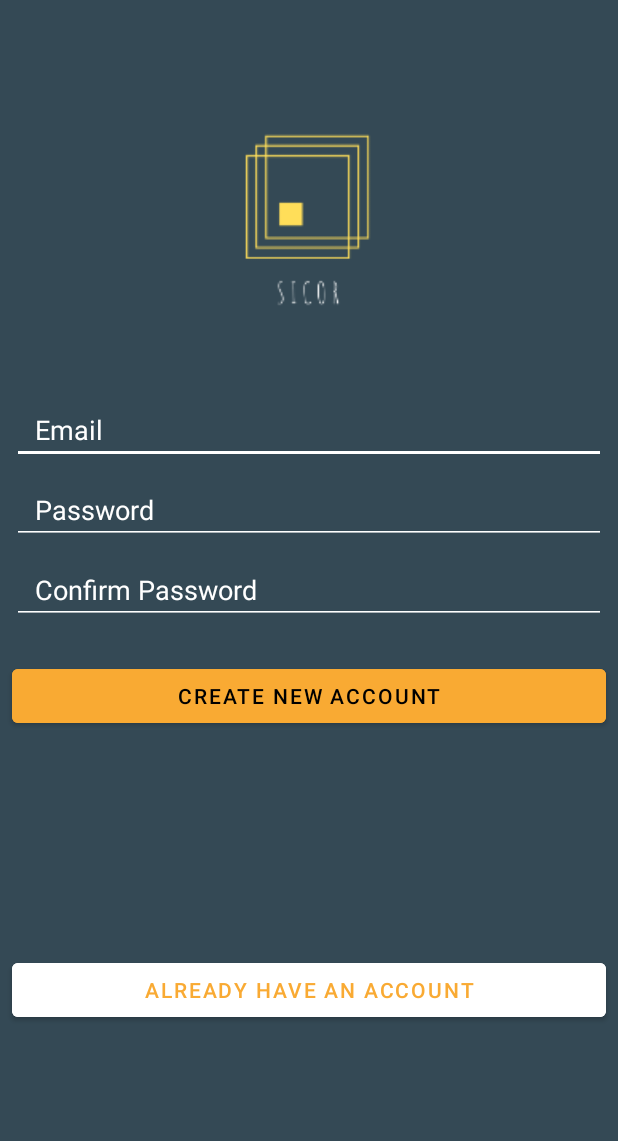
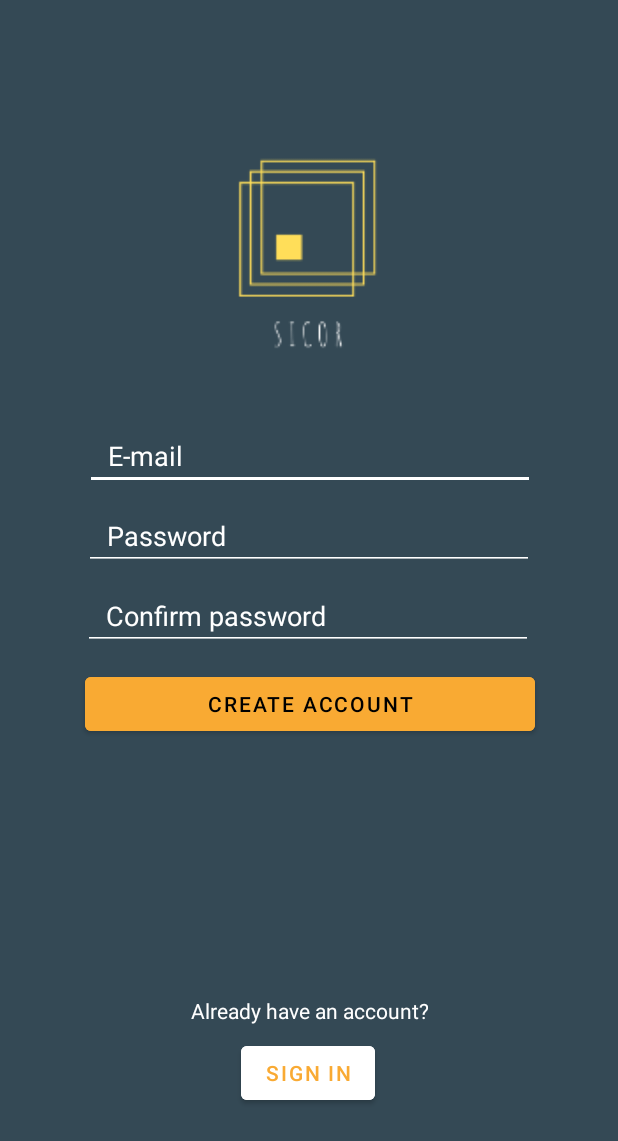
Before and after one commit to menjivar98/ProyectoSicor, an Android app: the RegisterActivity screen opened directly, with no data from a screen before it, on a phone screen of 412 x 824 dp. Shown: the top 1141 px of the screen. Run offline under Robolectric (Android 15) with nearby library versions, the phone set to English and light mode, and no system bars; our stand-ins replace Firebase (no records; nobody signed in at launch, a user with empty details on screens opened directly); 1 statement that could not run was skipped.

Commit message:
Se 'Mejoro' el Sign in y el Sign up

```diff
--- a/app/src/main/res/layout/activity_register.xml
+++ b/app/src/main/res/layout/activity_register.xml
@@ -26,11 +26,11 @@
 
     <ImageView
         android:id="@+id/imageView2"
-        android:layout_width="200dp"
-        android:layout_height="200dp"
+        android:layout_width="244dp"
+        android:layout_height="221dp"
         android:layout_marginStart="8dp"
         android:layout_marginLeft="8dp"
-        android:layout_marginTop="24dp"
+        android:layout_marginTop="36dp"
         android:layout_marginEnd="8dp"
         android:layout_marginRight="8dp"
         android:src="@drawable/splash1"
@@ -41,11 +41,10 @@
 
     <EditText
         android:id="@+id/reg_email"
-        android:layout_width="0dp"
+        android:layout_width="300dp"
         android:layout_height="wrap_content"
         android:layout_marginStart="8dp"
         android:layout_marginLeft="8dp"
-        android:layout_marginTop="16dp"
         android:layout_marginEnd="8dp"
         android:layout_marginRight="8dp"
         android:backgroundTint="@color/White"
@@ -57,13 +56,13 @@
         android:textColorHint="@color/White"
         android:textSize="18sp"
         app:layout_constraintEnd_toEndOf="parent"
-        app:layout_constraintHorizontal_bias="0.0"
+        app:layout_constraintHorizontal_bias="0.505"
         app:layout_constraintStart_toStartOf="parent"
         app:layout_constraintTop_toBottomOf="@+id/imageView2" />
 
     <EditText
         android:id="@+id/password_reg"
-        android:layout_width="0dp"
+        android:layout_width="300dp"
         android:layout_height="wrap_content"
         android:layout_marginStart="8dp"
         android:layout_marginLeft="8dp"
@@ -78,13 +77,12 @@
         android:textColorHint="@color/White"
         android:textSize="18sp"
         app:layout_constraintEnd_toEndOf="parent"
-        app:layout_constraintHorizontal_bias="0.0"
         app:layout_constraintStart_toStartOf="parent"
         app:layout_constraintTop_toBottomOf="@+id/reg_email" />
 
     <EditText
         android:id="@+id/password_reg_2"
-        android:layout_width="0dp"
+        android:layout_width="300dp"
         android:layout_height="wrap_content"
         android:layout_marginStart="8dp"
         android:layout_marginLeft="8dp"
@@ -101,45 +99,59 @@
         android:textSize="18sp"
         app:layout_constraintBottom_toTopOf="@+id/reg_btn"
         app:layout_constraintEnd_toEndOf="parent"
-        app:layout_constraintHorizontal_bias="0.0"
+        app:layout_constraintHorizontal_bias="0.494"
         app:layout_constraintStart_toStartOf="parent"
         app:layout_constraintTop_toBottomOf="@+id/password_reg"
         app:layout_constraintVertical_bias="0.075" />
 
     <Button
         android:id="@+id/reg_btn"
-        android:layout_width="0dp"
+        android:layout_width="300dp"
         android:layout_height="wrap_content"
         android:layout_marginStart="8dp"
         android:layout_marginLeft="8dp"
-        android:layout_marginTop="24dp"
+        android:layout_marginTop="12dp"
         android:layout_marginEnd="8dp"
         android:layout_marginRight="8dp"
         android:backgroundTint="@color/Secondary"
         android:text="@string/btn_register"
         android:textColor="#000000"
         app:layout_constraintEnd_toEndOf="parent"
+        app:layout_constraintHorizontal_bias="0.505"
         app:layout_constraintStart_toStartOf="parent"
         app:layout_constraintTop_toBottomOf="@+id/password_reg_2" />
 
 
+    <TextView
+        android:id="@+id/tv_have_one"
+        android:layout_width="wrap_content"
+        android:layout_height="wrap_content"
+        android:layout_marginBottom="8dp"
+        android:gravity="center"
+        android:text="Already have an account?"
+        android:textColor="@color/White"
+        app:layout_constraintBottom_toTopOf="@+id/btn_reg_back"
+        app:layout_constraintEnd_toEndOf="parent"
+        app:layout_constraintStart_toStartOf="parent" />
+
     <Button
         android:id="@+id/btn_reg_back"
-        android:layout_width="0dp"
+        android:layout_width="wrap_content"
         android:layout_height="wrap_content"
-        android:layout_marginStart="8dp"
-        android:layout_marginLeft="8dp"
-        android:layout_marginTop="16dp"
-        android:layout_marginEnd="8dp"
-        android:layout_marginRight="8dp"
+        android:layout_marginStart="16dp"
+        android:layout_marginLeft="16dp"
+        android:layout_marginEnd="16dp"
+        android:layout_marginRight="16dp"
         android:layout_marginBottom="8dp"
-        android:backgroundTint="#ffffff"
+        android:backgroundTint="@color/White"
         android:text="@string/btn_register_2"
         android:textColor="@color/Secondary"
         app:layout_constraintBottom_toBottomOf="parent"
         app:layout_constraintEnd_toEndOf="parent"
+        app:layout_constraintHorizontal_bias="0.498"
         app:layout_constraintStart_toStartOf="parent"
-        app:layout_constraintTop_toBottomOf="@+id/reg_btn" />
+        app:layout_constraintTop_toBottomOf="@+id/reg_btn"
+        app:layout_constraintVertical_bias="0.72" />
 
 
 </androidx.constraintlayout.widget.ConstraintLayout>
--- a/app/src/main/res/values/strings.xml
+++ b/app/src/main/res/values/strings.xml
@@ -1,21 +1,21 @@
 <resources>
     <string name="app_name">Sicor</string>
-    <string name="Login_Email">Email</string>
+    <string name="Login_Email">E-mail</string>
     <string name="password_login">Password</string>
-    <string name="btn_login">LOGIN TO ACCOUNT</string>
+    <string name="btn_login">Log in</string>
     <string name="action_search">Search</string>
-    <string name="action_setting">Account Settings</string>
+    <string name="action_setting">Account settings</string>
     <string name="action_logout">Logout</string>
-    <string name="btn_register_2">Already have an Account</string>
-    <string name="btn_register">Create new Account</string>
-    <string name="reg_confirm_password">Confirm Password</string>
-    <string name="text_of_btn_setup">SAVE ACCOUNT SETTINGS</string>
-    <string name="post_hint">Add Description</string>
+    <string name="btn_register_2">Sign in</string>
+    <string name="btn_register">Create account</string>
+    <string name="reg_confirm_password">Confirm password</string>
+    <string name="text_of_btn_setup">Save account settings</string>
+    <string name="post_hint">Add description</string>
     <string name="TextView_post">Danger:</string>
     <string name="chip_low">Low</string>
     <string name="chip_Medium">Medium</string>
     <string name="chip_high">High</string>
-    <string name="bottom_home_text">home</string>
+    <string name="bottom_home_text">Home</string>
     <string name="bottom_notification_texr">Notificacion</string>
     <string name="bottom_ac_text">Account</string>
     <string name="btn_homce_text">Home</string>
@@ -23,4 +23,6 @@
 
     <!-- TODO: Remove or change this placeholder text -->
     <string name="hello_blank_fragment">Hello blank fragment</string>
+    <string name="sign_up_for_sicor">Sign Up for Sicor</string>
+    <string name="are_you_new_here_create_an_account">Are you new here? Create an account!</string>
 </resources>
```
Also changed, not shown: app/src/main/res/layout/activity_login.xml (+24 -11 lines).
